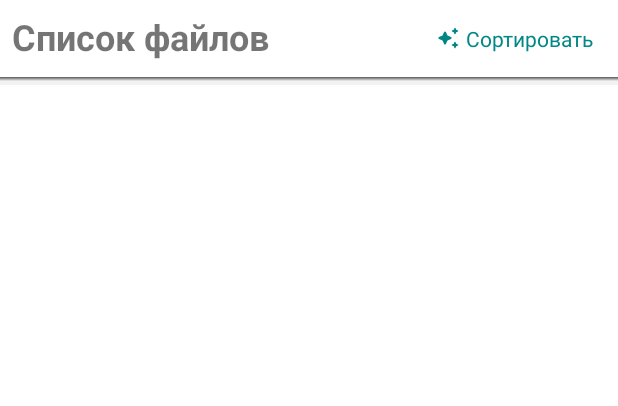
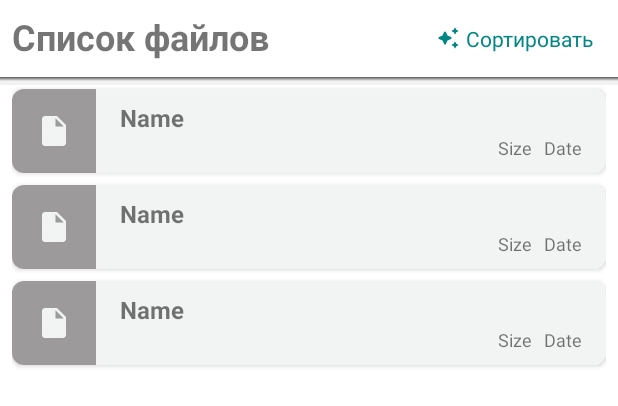
Before and after one commit to aily-hhh/ListOfMyFiles, an Android app: the layout activity_main.xml on its own in the app's theme, with its tools: preview values and no code run, on a phone screen of 412 x 824 dp. Shown: the top 406 px of the screen. Run offline under Robolectric (Android 15) with nearby library versions, the phone set to English and light mode, and no system bars.

Commit message:
recycler view and icons
added layout item_file

```diff
--- a/app/build.gradle
+++ b/app/build.gradle
@@ -34,9 +34,9 @@ android {
 
 dependencies {
 
-    implementation 'androidx.core:core-ktx:1.7.0'
+    implementation 'androidx.core:core-ktx:1.10.0'
     implementation 'androidx.appcompat:appcompat:1.6.1'
-    implementation 'com.google.android.material:material:1.8.0'
+    implementation 'com.google.android.material:material:1.9.0'
     implementation 'androidx.constraintlayout:constraintlayout:2.1.4'
     testImplementation 'junit:junit:4.13.2'
     androidTestImplementation 'androidx.test.ext:junit:1.1.5'
--- /dev/null
+++ b/app/src/main/res/drawable/ic_another_file.xml
@@ -0,0 +1,5 @@
+<vector android:autoMirrored="true" android:height="24dp"
+    android:tint="@color/grey_light" android:viewportHeight="24"
+    android:viewportWidth="24" android:width="24dp" xmlns:android="http://schemas.android.com/apk/res/android">
+    <path android:fillColor="@android:color/white" android:pathData="M6,2c-1.1,0 -1.99,0.9 -1.99,2L4,20c0,1.1 0.89,2 1.99,2L18,22c1.1,0 2,-0.9 2,-2L20,8l-6,-6L6,2zM13,9L13,3.5L18.5,9L13,9z"/>
+</vector>
--- a/app/src/main/res/layout/activity_main.xml
+++ b/app/src/main/res/layout/activity_main.xml
@@ -48,6 +48,7 @@
         android:layout_width="match_parent"
         android:layout_height="0dp"
         android:layout_marginHorizontal="8dp"
+        tools:listitem="@layout/item_file"
         app:layout_constraintBottom_toBottomOf="parent"
         app:layout_constraintEnd_toEndOf="parent"
         app:layout_constraintStart_toStartOf="parent"
--- /dev/null
+++ b/app/src/main/res/layout/item_file.xml
@@ -0,0 +1,64 @@
+<?xml version="1.0" encoding="utf-8"?>
+<androidx.cardview.widget.CardView
+    xmlns:android="http://schemas.android.com/apk/res/android"
+    xmlns:app="http://schemas.android.com/apk/res-auto"
+    app:cardCornerRadius="8dp"
+    android:layout_marginTop="8dp"
+    android:layout_width="match_parent"
+    android:layout_height="wrap_content">
+
+    <androidx.constraintlayout.widget.ConstraintLayout
+        android:background="@color/grey_light"
+        android:layout_width="match_parent"
+        android:layout_height="wrap_content">
+
+        <ImageView
+            android:id="@+id/imageView"
+            android:layout_width="56dp"
+            android:layout_height="56dp"
+            android:scaleType="centerInside"
+            android:src="@drawable/ic_another_file"
+            android:background="@color/grey_medium"
+            app:layout_constraintBottom_toBottomOf="parent"
+            app:layout_constraintStart_toStartOf="parent"
+            app:layout_constraintTop_toTopOf="parent" />
+
+        <TextView
+            android:id="@+id/nameFileTextView"
+            android:layout_width="wrap_content"
+            android:layout_height="wrap_content"
+            android:layout_marginTop="8dp"
+            android:layout_marginHorizontal="16dp"
+            android:text="Name"
+            android:textStyle="bold"
+            android:textSize="16sp"
+            app:layout_constraintStart_toEndOf="@+id/imageView"
+            app:layout_constraintTop_toTopOf="parent" />
+
+        <TextView
+            android:id="@+id/sizeFileTextView"
+            android:layout_width="wrap_content"
+            android:layout_height="wrap_content"
+            android:layout_marginHorizontal="8dp"
+            android:layout_marginBottom="8dp"
+            android:text="Size"
+            android:textSize="12sp"
+            app:layout_constraintBottom_toBottomOf="parent"
+            app:layout_constraintEnd_toStartOf="@+id/dateFileTextView"
+            app:layout_constraintTop_toBottomOf="@id/nameFileTextView" />
+
+        <TextView
+            android:id="@+id/dateFileTextView"
+            android:layout_width="wrap_content"
+            android:layout_height="wrap_content"
+            android:layout_marginHorizontal="16dp"
+            android:layout_marginBottom="8dp"
+            android:text="Date"
+            android:textSize="12sp"
+            app:layout_constraintBottom_toBottomOf="parent"
+            app:layout_constraintEnd_toEndOf="parent"
+            app:layout_constraintTop_toBottomOf="@id/nameFileTextView" />
+
+    </androidx.constraintlayout.widget.ConstraintLayout>
+
+</androidx.cardview.widget.CardView>
--- a/app/src/main/res/values/colors.xml
+++ b/app/src/main/res/values/colors.xml
@@ -7,5 +7,7 @@
     <color name="teal_700">#FF018786</color>
     <color name="black">#FF000000</color>
     <color name="grey">#5A5959</color>
+    <color name="grey_light">#F2F4F4</color>
+    <color name="grey_medium">#9C9A9A</color>
     <color name="white">#FFFFFFFF</color>
 </resources>
```
Also changed, not shown: app/src/main/res/drawable/file_doc.png (added), app/src/main/res/drawable/file_docx.png (added), app/src/main/res/drawable/file_jpg.png (added), app/src/main/res/drawable/file_mp3.png (added), app/src/main/res/drawable/file_mp4.png (added), app/src/main/res/drawable/file_pdf.png (added), app/src/main/res/drawable/file_png.png (added), app/src/main/res/drawable/file_txt.png (added).
